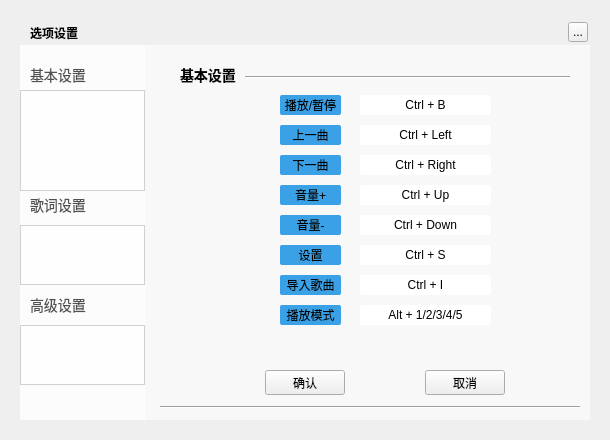
Qt form TTKCore/musicUi/musicWidget/musicsettingwidget.ui (Greedysky/TTKMusicPlayer) before a commit.
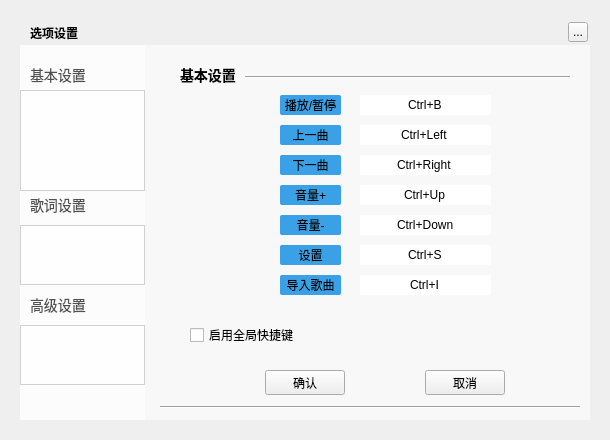
The same form after that commit. The open tabs and pages were chosen to show the change. Custom widgets are drawn as their Qt base class.

Commit message: #18 optimized setting global hotkey[948421]

```diff
--- a/TTKCore/musicUi/musicWidget/musicsettingwidget.ui
+++ b/TTKCore/musicUi/musicWidget/musicsettingwidget.ui
@@ -333,7 +333,7 @@
       <set>Qt::AlignCenter</set>
      </property>
     </widget>
-    <widget class="QLabel" name="item_S2">
+    <widget class="MusicGlobalHotKeyEdit" name="item_S2">
      <property name="geometry">
       <rect>
        <x>200</x>
@@ -346,7 +346,7 @@
       <string notr="true">background:white;border-radius:2px</string>
      </property>
      <property name="text">
-      <string>Ctrl + B</string>
+      <string>Ctrl+B</string>
      </property>
      <property name="alignment">
       <set>Qt::AlignCenter</set>
@@ -371,7 +371,7 @@
       <set>Qt::AlignCenter</set>
      </property>
     </widget>
-    <widget class="QLabel" name="item_S4">
+    <widget class="MusicGlobalHotKeyEdit" name="item_S4">
      <property name="geometry">
       <rect>
        <x>200</x>
@@ -384,7 +384,7 @@
       <string notr="true">background:white;border-radius:2px</string>
      </property>
      <property name="text">
-      <string>Ctrl + Left</string>
+      <string>Ctrl+Left</string>
      </property>
      <property name="alignment">
       <set>Qt::AlignCenter</set>
@@ -466,7 +466,7 @@
       <set>Qt::AlignCenter</set>
      </property>
     </widget>
-    <widget class="QLabel" name="item_S6">
+    <widget class="MusicGlobalHotKeyEdit" name="item_S6">
      <property name="geometry">
       <rect>
        <x>200</x>
@@ -479,13 +479,13 @@
       <string notr="true">background:white;border-radius:2px</string>
      </property>
      <property name="text">
-      <string>Ctrl + Right</string>
+      <string>Ctrl+Right</string>
      </property>
      <property name="alignment">
       <set>Qt::AlignCenter</set>
      </property>
     </widget>
-    <widget class="QLabel" name="item_S8">
+    <widget class="MusicGlobalHotKeyEdit" name="item_S8">
      <property name="geometry">
       <rect>
        <x>200</x>
@@ -498,13 +498,13 @@
       <string notr="true">background:white;border-radius:2px</string>
      </property>
      <property name="text">
-      <string>Ctrl + Up</string>
+      <string>Ctrl+Up</string>
      </property>
      <property name="alignment">
       <set>Qt::AlignCenter</set>
      </property>
     </widget>
-    <widget class="QLabel" name="item_S10">
+    <widget class="MusicGlobalHotKeyEdit" name="item_S10">
      <property name="geometry">
       <rect>
        <x>200</x>
@@ -517,13 +517,13 @@
       <string notr="true">background:white;border-radius:2px</string>
      </property>
      <property name="text">
-      <string>Ctrl + Down</string>
+      <string>Ctrl+Down</string>
      </property>
      <property name="alignment">
       <set>Qt::AlignCenter</set>
      </property>
     </widget>
-    <widget class="QLabel" name="item_S12">
+    <widget class="MusicGlobalHotKeyEdit" name="item_S12">
      <property name="geometry">
       <rect>
        <x>200</x>
@@ -536,13 +536,13 @@
       <string notr="true">background:white;border-radius:2px</string>
      </property>
      <property name="text">
-      <string>Ctrl + S</string>
+      <string>Ctrl+S</string>
      </property>
      <property name="alignment">
       <set>Qt::AlignCenter</set>
      </property>
     </widget>
-    <widget class="QLabel" name="item_S14">
+    <widget class="MusicGlobalHotKeyEdit" name="item_S14">
      <property name="geometry">
       <rect>
        <x>200</x>
@@ -555,7 +555,7 @@
       <string notr="true">background:white;border-radius:2px</string>
      </property>
      <property name="text">
-      <string>Ctrl + I</string>
+      <string>Ctrl+I</string>
      </property>
      <property name="alignment">
       <set>Qt::AlignCenter</set>
@@ -580,42 +580,17 @@
       <set>Qt::AlignCenter</set>
      </property>
     </widget>
-    <widget class="QLabel" name="item_S16">
+    <widget class="QCheckBox" name="globalHotkeyBox">
      <property name="geometry">
       <rect>
-       <x>200</x>
-       <y>260</y>
-       <width>131</width>
+       <x>30</x>
+       <y>280</y>
+       <width>130</width>
        <height>20</height>
       </rect>
      </property>
-     <property name="styleSheet">
-      <string notr="true">background:white;border-radius:2px</string>
-     </property>
      <property name="text">
-      <string>Alt + 1/2/3/4/5</string>
-     </property>
-     <property name="alignment">
-      <set>Qt::AlignCenter</set>
-     </property>
-    </widget>
-    <widget class="QLabel" name="item_S15">
-     <property name="geometry">
-      <rect>
-       <x>120</x>
-       <y>260</y>
-       <width>61</width>
-       <height>20</height>
-      </rect>
-     </property>
-     <property name="styleSheet">
-      <string notr="true">background:#3BA1E6;border-radius:2px</string>
-     </property>
-     <property name="text">
-      <string>播放模式</string>
-     </property>
-     <property name="alignment">
-      <set>Qt::AlignCenter</set>
+      <string>启用全局快捷键</string>
      </property>
     </widget>
    </widget>
@@ -2212,6 +2187,12 @@
    <extends>QTableWidget</extends>
    <header location="global">musicsettingwidget.h</header>
   </customwidget>
+  <customwidget>
+   <class>MusicGlobalHotKeyEdit</class>
+   <extends>QLineEdit</extends>
+   <header>musicglobalhotkeyedit.h</header>
+   <container>1</container>
+  </customwidget>
  </customwidgets>
  <resources/>
  <connections/>
```
The commit also changes 6 other files.
